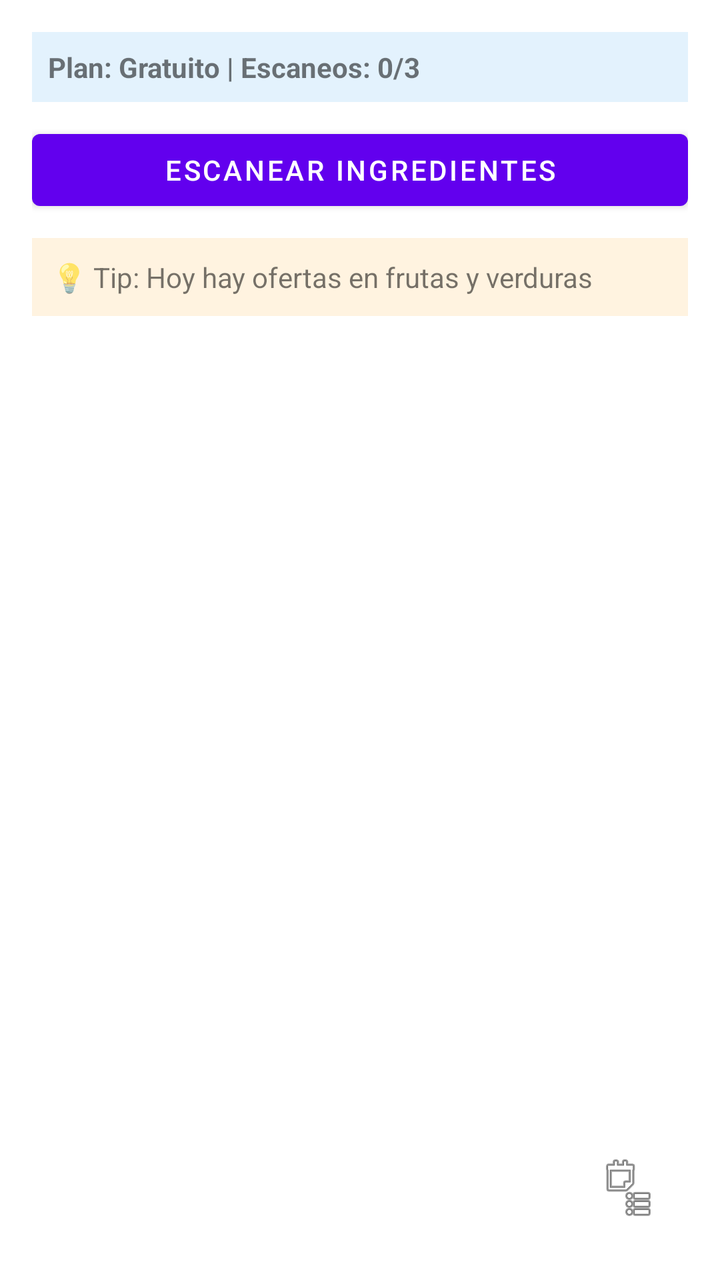
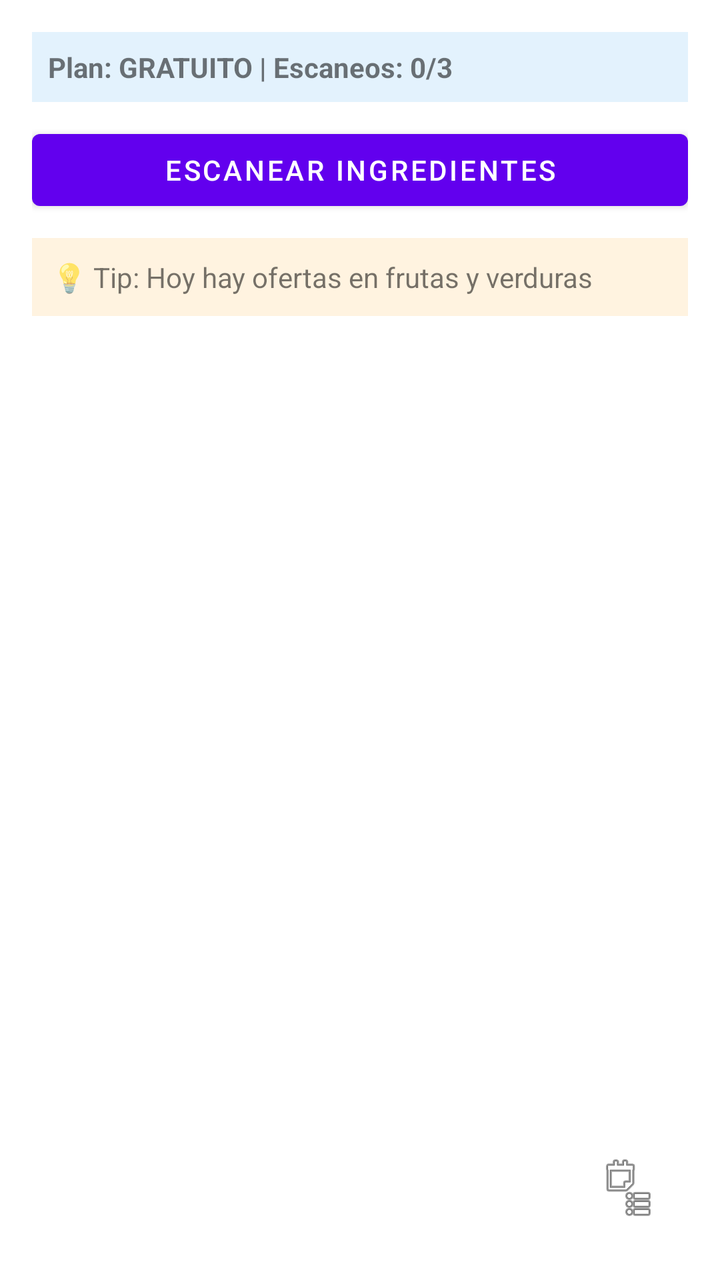

Two renders of the same Android screen: before a commit and after it. Below are the layout's source before the change and the commit's diff.
<!-- AndroidManifest.xml: fallback theme Theme.MaterialComponents.DayNight.NoActionBar -->
<!-- res/layout/activity_main.xml -->
<?xml version="1.0" encoding="utf-8"?>
<LinearLayout
    xmlns:android="http://schemas.android.com/apk/res/android"
    android:orientation="vertical"
    android:padding="16dp"
    android:layout_width="match_parent"
    android:layout_height="match_parent">

    
    <TextView
        android:id="@+id/txtPlan"
        android:layout_width="match_parent"
        android:layout_height="wrap_content"
        android:text="Plan: Gratuito | Escaneos: 0/3"
        android:textSize="14sp"
        android:textStyle="bold"
        android:padding="8dp"
        android:background="#E3F2FD"/>

    
    <Button
        android:id="@+id/btnScanIngredients"
        android:layout_width="match_parent"
        android:layout_height="wrap_content"
        android:text="Escanear ingredientes"
        android:layout_marginTop="10dp"/>

    
    <TextView
        android:id="@+id/txtTip"
        android:layout_width="match_parent"
        android:layout_height="wrap_content"
        android:text="💡 Tip: Hoy hay ofertas en frutas y verduras"
        android:textSize="14sp"
        android:padding="10dp"
        android:background="#FFF3E0"
        android:layout_marginTop="10dp"/>

    
    <ScrollView
        android:layout_width="match_parent"
        android:layout_height="0dp"
        android:layout_weight="1"
        android:layout_marginTop="16dp">

        <LinearLayout
            android:id="@+id/chipContainer"
            android:layout_width="match_parent"
            android:layout_height="wrap_content"
            android:orientation="vertical"/>
    </ScrollView>

    
    <ImageButton
        android:id="@+id/btnGoToCart"
        android:layout_width="60dp"
        android:layout_height="60dp"
        android:src="@android:drawable/ic_menu_agenda"
        android:layout_gravity="end"
        android:background="@android:color/transparent"/>
</LinearLayout>
<!-- resources referenced by this layout -->
<resources>

</resources>

<!-- the commit's change to res/layout/activity_main.xml (unified diff, before → after) -->
@@ -11,9 +11,9 @@
         android:id="@+id/txtPlan"
         android:layout_width="match_parent"
         android:layout_height="wrap_content"
-        android:text="Plan: Gratuito | Escaneos: 0/3"
+        android:text="Plan: GRATUITO | Escaneos: 0/3"
+        android:textStyle="bold"
         android:textSize="14sp"
-        android:textStyle="bold"
         android:padding="8dp"
         android:background="#E3F2FD"/>
 
